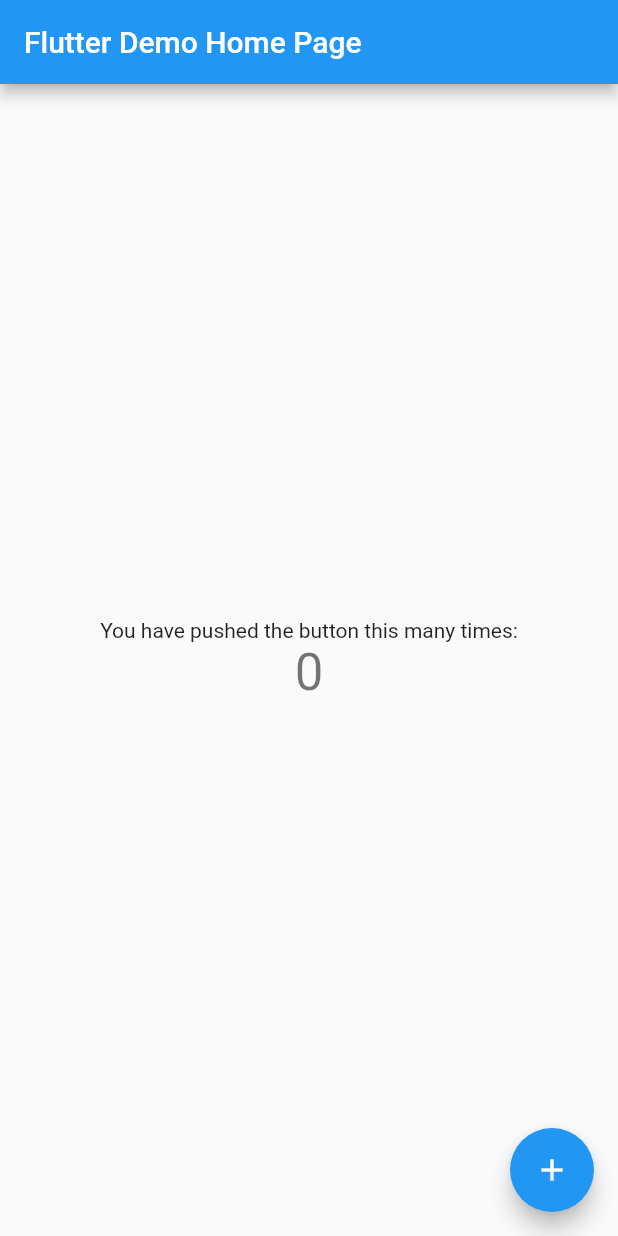
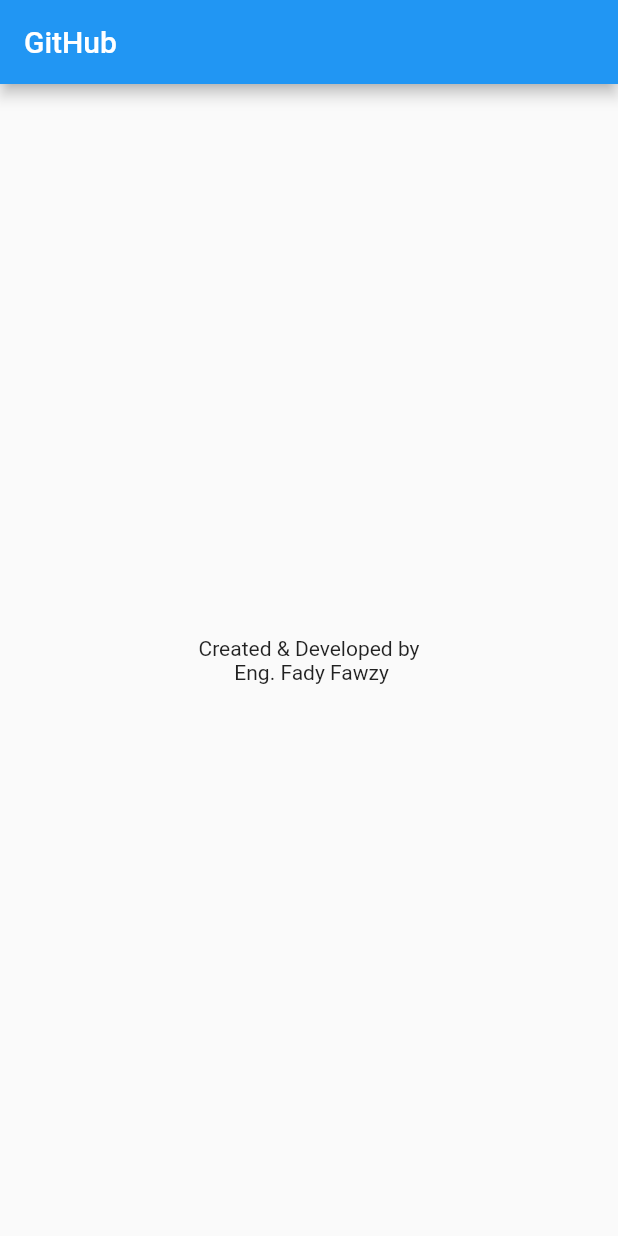
Before and after one commit to FadyFawzyOfficial/flutter_github, a Flutter app: the screen it shows after launch, on a phone screen of 412 x 824 dp. Run offline on Flutter 3.47's test engine with Material 2 defaults, Android fonts, the light colour scheme and no system bars.

Commit message:
Empty the main.dart file & Build a simple Home Screen (Starting Point)

```diff
--- a/lib/main.dart
+++ b/lib/main.dart
@@ -1,8 +1,8 @@
 import 'package:flutter/material.dart';
 
-void main() {
-  runApp(const MyApp());
-}
+import 'uis/screens/home_screen.dart';
+
+void main() => runApp(const MyApp());
 
 class MyApp extends StatelessWidget {
   const MyApp({Key? key}) : super(key: key);
@@ -11,105 +11,9 @@
   @override
   Widget build(BuildContext context) {
     return MaterialApp(
-      title: 'Flutter Demo',
-      theme: ThemeData(
-        // This is the theme of your application.
-        //
-        // Try running your application with "flutter run". You'll see the
-        // application has a blue toolbar. Then, without quitting the app, try
-        // changing the primarySwatch below to Colors.green and then invoke
-        // "hot reload" (press "r" in the console where you ran "flutter run",
-        // or simply save your changes to "hot reload" in a Flutter IDE).
-        // Notice that the counter didn't reset back to zero; the application
-        // is not restarted.
-        primarySwatch: Colors.blue,
-      ),
-      home: const MyHomePage(title: 'Flutter Demo Home Page'),
+      title: 'GitHub',
+      theme: ThemeData(primarySwatch: Colors.blue),
+      home: const HomeScreen(),
     );
   }
 }
-
-class MyHomePage extends StatefulWidget {
-  const MyHomePage({Key? key, required this.title}) : super(key: key);
-
-  // This widget is the home page of your application. It is stateful, meaning
-  // that it has a State object (defined below) that contains fields that affect
-  // how it looks.
-
-  // This class is the configuration for the state. It holds the values (in this
-  // case the title) provided by the parent (in this case the App widget) and
-  // used by the build method of the State. Fields in a Widget subclass are
-  // always marked "final".
-
-  final String title;
-
-  @override
-  State<MyHomePage> createState() => _MyHomePageState();
-}
-
-class _MyHomePageState extends State<MyHomePage> {
-  int _counter = 0;
-
-  void _incrementCounter() {
-    setState(() {
-      // This call to setState tells the Flutter framework that something has
-      // changed in this State, which causes it to rerun the build method below
-      // so that the display can reflect the updated values. If we changed
-      // _counter without calling setState(), then the build method would not be
-      // called again, and so nothing would appear to happen.
-      _counter++;
-    });
-  }
-
-  @override
-  Widget build(BuildContext context) {
-    // This method is rerun every time setState is called, for instance as done
-    // by the _incrementCounter method above.
-    //
-    // The Flutter framework has been optimized to make rerunning build methods
-    // fast, so that you can just rebuild anything that needs updating rather
-    // than having to individually change instances of widgets.
-    return Scaffold(
-      appBar: AppBar(
-        // Here we take the value from the MyHomePage object that was created by
-        // the App.build method, and use it to set our appbar title.
-        title: Text(widget.title),
-      ),
-      body: Center(
-        // Center is a layout widget. It takes a single child and positions it
-        // in the middle of the parent.
-        child: Column(
-          // Column is also a layout widget. It takes a list of children and
-          // arranges them vertically. By default, it sizes itself to fit its
-          // children horizontally, and tries to be as tall as its parent.
-          //
-          // Invoke "debug painting" (press "p" in the console, choose the
-          // "Toggle Debug Paint" action from the Flutter Inspector in Android
-          // Studio, or the "Toggle Debug Paint" command in Visual Studio Code)
-          // to see the wireframe for each widget.
-          //
-          // Column has various properties to control how it sizes itself and
-          // how it positions its children. Here we use mainAxisAlignment to
-          // center the children vertically; the main axis here is the vertical
-          // axis because Columns are vertical (the cross axis would be
-          // horizontal).
-          mainAxisAlignment: MainAxisAlignment.center,
-          children: <Widget>[
-            const Text(
-              'You have pushed the button this many times:',
-            ),
-            Text(
-              '$_counter',
-              style: Theme.of(context).textTheme.headline4,
-            ),
-          ],
-        ),
-      ),
-      floatingActionButton: FloatingActionButton(
-        onPressed: _incrementCounter,
-        tooltip: 'Increment',
-        child: const Icon(Icons.add),
-      ), // This trailing comma makes auto-formatting nicer for build methods.
-    );
-  }
-}
--- /dev/null
+++ b/lib/uis/screens/home_screen.dart
@@ -0,0 +1,20 @@
+import 'package:flutter/material.dart';
+
+class HomeScreen extends StatelessWidget {
+  const HomeScreen({Key? key}) : super(key: key);
+
+  @override
+  Widget build(BuildContext context) {
+    return Scaffold(
+      appBar: AppBar(
+        title: const Text('GitHub'),
+      ),
+      body: const Center(
+        child: Text(
+          'Created & Developed by\n Eng. Fady Fawzy',
+          textAlign: TextAlign.center,
+        ),
+      ),
+    );
+  }
+}
```
